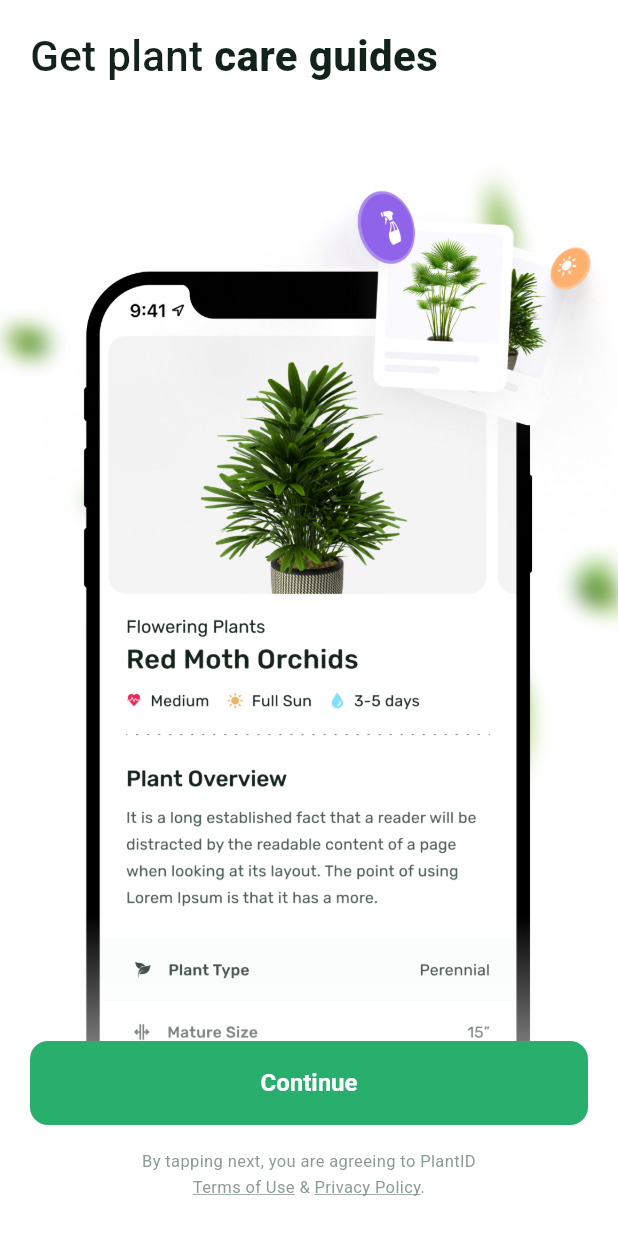
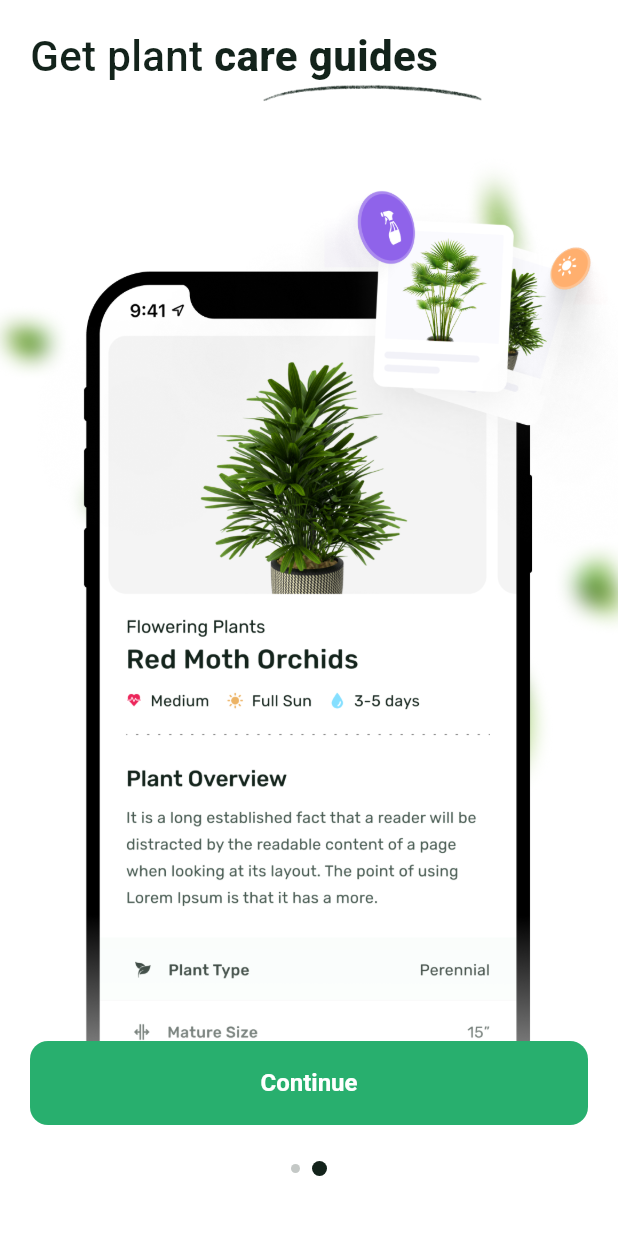
Before and after one commit to Xelorium/plantapp, a Flutter app: the OnboardingScreen screen opened directly, after a tap on "Continue", on a phone screen of 412 x 824 dp. Run offline on Flutter 3.47's test engine with Material 3 defaults, Android fonts, the phone set to English and light mode, and no system bars.

Commit message:
Enhance onboarding UI with text highlights and page indicators
- Add `brush_line.png` asset for text emphasis
- Update `OnboardingOneContent` and `OnboardingTwoContent` to display the brush line behind key phrases using a `Stack`
- Replace Terms of Use text in `OnboardingScreen` with a dynamic page indicator row

```diff
--- a/lib/features/onboarding/presentation/pages/onboarding_screen.dart
+++ b/lib/features/onboarding/presentation/pages/onboarding_screen.dart
@@ -63,34 +63,26 @@ class _OnboardingScreenState extends State<OnboardingScreen> {
                     },
                     child: const Text('Continue'),
                   ),
-                  const SizedBox(height: 16),
-                  Text.rich(
-                    TextSpan(
-                      text: 'By tapping next, you are agreeing to PlantID\n',
-                      style: TextStyle(
-                        color: AppColors.textTerms.withValues(alpha: .7),
-                        fontSize: 11,
-                      ),
-                      children: [
-                        TextSpan(
-                          text: 'Terms of Use',
-                          style: TextStyle(
-                            decoration: TextDecoration.underline,
-                            decorationColor: AppColors.textTerms.withValues(alpha: .7),
+                  const SizedBox(height: 24), // Buton ile noktalar arası boşluk
+                  Row(
+                    mainAxisAlignment: MainAxisAlignment.center,
+                    children: List.generate(
+                      getOnboardPage(context: context).length, // Sayfa sayısı kadar nokta
+                          (index) {
+                        return AnimatedContainer(
+                          duration: const Duration(milliseconds: 300),
+                          margin: const EdgeInsets.symmetric(horizontal: 4),
+                          height: _currentIndex == index ? 10 : 6, // Aktif/Pasif yükseklik (Tasarımda hepsi yuvarlak görünüyor)
+                          width: _currentIndex == index ? 10 : 6, // Aktif/Pasif genişlik (Tasarımda hepsi yuvarlak görünüyor)
+                          decoration: BoxDecoration(
+                            color: _currentIndex == index
+                                ? AppColors.secondary // Aktif renk (Yeşil)
+                                : AppColors.secondary.withValues(alpha: 0.25), // Pasif renk (Gri/Silik Yeşil)
+                            shape: BoxShape.circle,
                           ),
-                        ),
-                        const TextSpan(text: ' & '),
-                        TextSpan(
-                          text: 'Privacy Policy',
-                          style: TextStyle(
-                            decoration: TextDecoration.underline,
-                            decorationColor: AppColors.textTerms.withValues(alpha: .7),
-                          ),
-                        ),
-                        const TextSpan(text: '.'),
-                      ],
+                        );
+                      },
                     ),
-                    textAlign: TextAlign.center,
                   ),
                 ],
               ),
--- a/lib/features/onboarding/presentation/widgets/onboarding_one_content.dart
+++ b/lib/features/onboarding/presentation/widgets/onboarding_one_content.dart
@@ -13,7 +13,20 @@ class OnboardingOneContent extends StatelessWidget {
           padding: const EdgeInsets.only(top: 16, left: 20, right: 20),
           child: Align(
             alignment: Alignment.topLeft,
-            child: Text.rich(
+            child: SizedBox(
+              width: double.infinity,
+              child: Stack(
+                children: [
+                  Positioned(
+                    top: 45, // Metne göre dikey konumu (Deneme-yanılma ile ayarlayın)
+                    right: 45, // "identify" kelimesinin altına denk gelecek şekilde hizalayın
+                    child: Image.asset(
+                      'assets/images/brush_line.png', // Görsel yolunu buraya ekleyin
+                      width: 126, // Çizgi genişliği
+                      fit: BoxFit.contain,
+                    ),
+                  ),
+                  Text.rich(
                     TextSpan(
                       text: 'Take a photo to ',
                       style: TextStyle(
@@ -41,6 +54,9 @@ class OnboardingOneContent extends StatelessWidget {
                       ],
                     ),
                   ),
+                ],
+              ),
+            ),
           ),
         ),
         Align(
--- a/lib/features/onboarding/presentation/widgets/onboarding_two_content.dart
+++ b/lib/features/onboarding/presentation/widgets/onboarding_two_content.dart
@@ -13,7 +13,21 @@ class OnboardingTwoContent extends StatelessWidget {
           padding: const EdgeInsets.only(top: 16, left: 20, right: 20),
           child: Align(
             alignment: Alignment.topLeft,
-            child: Text.rich(
+            child: SizedBox(
+              width: double.infinity,
+              height: 100,
+              child: Stack(
+                children: [
+                  Positioned(
+                    top: 40, // Metne göre dikey konumu (Deneme-yanılma ile ayarlayın)
+                    right: 70, // "identify" kelimesinin altına denk gelecek şekilde hizalayın
+                    child: Image.asset(
+                      'assets/images/brush_line.png', // Görsel yolunu buraya ekleyin
+                      width: 150, // Çizgi genişliği
+                      fit: BoxFit.contain,
+                    ),
+                  ),
+                  Text.rich(
                     TextSpan(
                       text: 'Get plant ',
                       style: TextStyle(
@@ -28,6 +42,9 @@ class OnboardingTwoContent extends StatelessWidget {
                             fontSize: 28,
                             fontWeight: FontWeight.w800,
                             color: theme.colorScheme.secondary,
+                          ),
+                        ),
+                      ],
                     ),
                   ),
                 ],
```
Also changed, not shown: assets/images/brush_line.png (added). Lines whose indentation alone changed are shown as unchanged.
